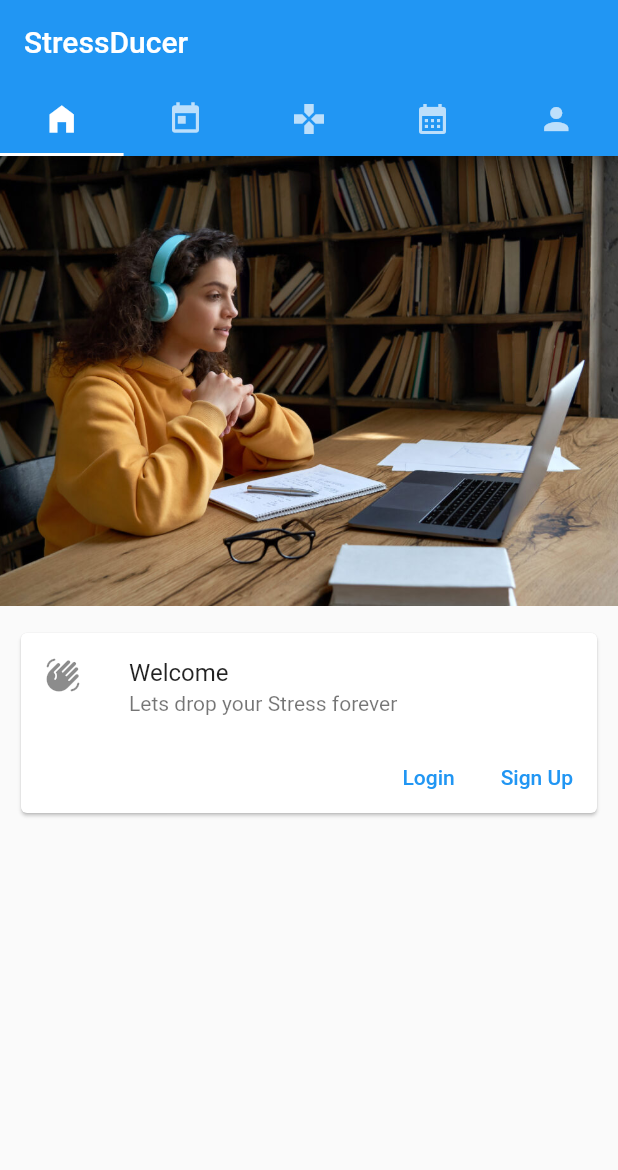
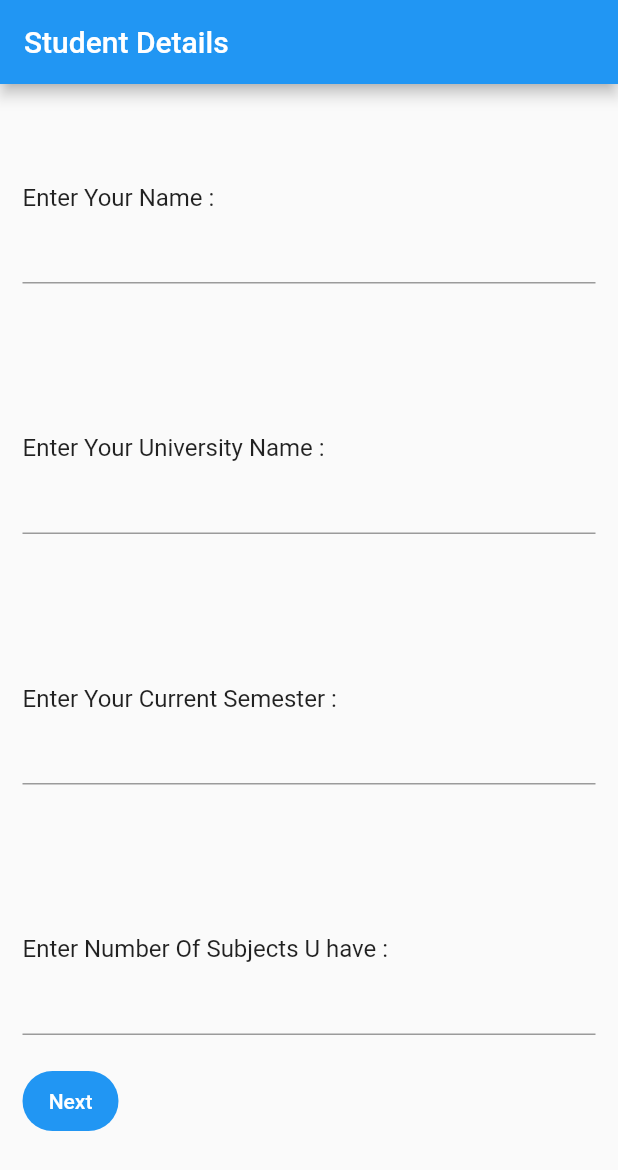
Before and after one commit to Imesh-Isuranga/StressDucer, a Flutter app: the screen it shows after launch, on a phone screen of 412 x 824 dp. Shown: the top 1170 px of the screen. Run offline on Flutter 3.47's test engine with Material 2 defaults, Android fonts, the phone set to English and light mode, and no system bars; our stand-ins replace cloud_firestore, firebase_core; accounts and stored records are empty.

Commit message:
Created Student database on Firebase

```diff
--- /dev/null
+++ b/lib/student/StudentDetailsSecond.dart
@@ -0,0 +1,68 @@
+import 'package:flutter/material.dart';
+import 'package:stress_ducer/student/model/studentFirstModel.dart';
+import 'package:stress_ducer/student/remote_data_source/studentDataBase.dart';
+
+class StudentDetailsSecond extends StatefulWidget {
+  const StudentDetailsSecond(this.studentFirstModel, {super.key});
+
+  final StudentFirstModel studentFirstModel;
+  @override
+  State<StudentDetailsSecond> createState() => _StudentDetailsSecondState();
+}
+
+class _StudentDetailsSecondState extends State<StudentDetailsSecond> {
+  final TextEditingController controllerStudentSubjects =
+      TextEditingController();
+  final TextEditingController controllerStudentPriority =
+      TextEditingController();
+
+  @override
+  Widget build(BuildContext context) {
+    final _authDataBase = dataAuthServices();
+
+    return MaterialApp(
+      home: Scaffold(
+          appBar: AppBar(
+            title: const Text("Student Details"),
+          ),
+          body: Container(
+            padding: const EdgeInsets.all(5),
+            child: Column(
+              children: [
+                const Text(
+                  "Enter subjects you have:",
+                  style: TextStyle(fontSize: 16),
+                ),
+                TextField(
+                  controller: controllerStudentSubjects,
+                ),
+                const SizedBox(
+                  height: 100,
+                ),
+                const Text(
+                  "Enter priority For subjects:",
+                  style: TextStyle(fontSize: 16),
+                ),
+                TextField(
+                  controller: controllerStudentPriority,
+                ),
+                const SizedBox(
+                  height: 100,
+                ),
+                const SizedBox(
+                  height: 20,
+                ),
+                FilledButton(
+                    onPressed: () {
+                      _authDataBase.update("iKjCeqeWyR7ZOPtIKix9",
+                          widget.studentFirstModel,
+                          controllerStudentSubjects.text,
+                          controllerStudentPriority.text);
+                    },
+                    child: const Text('Next'))
+              ],
+            ),
+          )),
+    );
+  }
+}
--- /dev/null
+++ b/lib/student/model/student.dart
@@ -0,0 +1,39 @@
+import 'package:cloud_firestore/cloud_firestore.dart';
+
+class Student {
+  Student(
+      {required this.studentName,
+      required this.studentUniName,
+      required this.studentCurrentSem,
+      required this.studentNumOfSubjects,
+      required this.studentSubjects,
+      required this.studentSubjectsPriority});
+
+  final String? studentName;
+  final String? studentUniName;
+  final String? studentCurrentSem;
+  final String? studentNumOfSubjects;
+  final String? studentSubjects;
+  final String? studentSubjectsPriority;
+
+  factory Student.fromSnapshot(DocumentSnapshot snap) {
+    var snapshot = snap.data() as Map<String, dynamic>;
+
+    return Student(
+        studentName: snapshot['studentName'],
+        studentUniName: snapshot['studentUniName'],
+        studentCurrentSem: snapshot['studentCurrentSem'],
+        studentNumOfSubjects: snapshot['studentNumOfSubjects'],
+        studentSubjects: snapshot['studentSubjects'],
+        studentSubjectsPriority: snapshot['studentSubjectsPriority']);
+  }
+
+  Map<String,dynamic> toJson()=>{
+    "studentName":studentName,
+    "studentUniName":studentUniName,
+    "studentCurrentSem":studentCurrentSem,
+    "studentNumOfSubjects":studentNumOfSubjects,
+    "studentSubjects":studentSubjects,
+    "studentSubjectsPriority":studentSubjectsPriority
+  };
+}
--- /dev/null
+++ b/lib/student/model/studentFirstModel.dart
@@ -0,0 +1,13 @@
+class StudentFirstModel {
+  StudentFirstModel(
+      {required this.studentName,
+      required this.studentUniName,
+      required this.studentCurrentSem,
+      required this.studentNumOfSubjects,});
+
+  final String? studentName;
+  final String? studentUniName;
+  final String? studentCurrentSem;
+  final String studentNumOfSubjects;
+
+}
--- /dev/null
+++ b/lib/student/studentDetails.dart
@@ -0,0 +1,112 @@
+import 'package:cloud_firestore/cloud_firestore.dart';
+import 'package:flutter/material.dart';
+import 'package:stress_ducer/student/model/student.dart';
+import 'package:stress_ducer/student/model/studentFirstModel.dart';
+import 'package:stress_ducer/student/remote_data_source/studentDataBase.dart';
+
+class StudentDetails extends StatefulWidget {
+  const StudentDetails({super.key, required this.stateChange});
+
+  final Function(StudentFirstModel studentFirstModel) stateChange;
+
+  @override
+  State<StudentDetails> createState() => _StudentDetailsState();
+}
+
+class _StudentDetailsState extends State<StudentDetails> {
+  final TextEditingController controllerStudentName = TextEditingController();
+  final TextEditingController controllerStudentUniName =
+      TextEditingController();
+  final TextEditingController controllerStudentCurrentSem =
+      TextEditingController();
+  final TextEditingController controllerStudentNumOfSubjects =
+      TextEditingController();
+
+  @override
+  void initState() {
+    super.initState();
+  }
+
+  @override
+  void dispose() {
+    controllerStudentName.dispose();
+    controllerStudentUniName.dispose();
+    controllerStudentCurrentSem.dispose();
+    controllerStudentNumOfSubjects.dispose();
+    super.dispose();
+  }
+
+  @override
+  Widget build(BuildContext context) {
+    return MaterialApp(
+      home: Scaffold(
+        appBar: AppBar(
+          title: const Text("Student Details"),
+        ),
+        body: Center(
+          child: Container(
+            padding: const EdgeInsets.only(left: 15, right: 15),
+            child: SingleChildScrollView(
+              child: Column(
+                crossAxisAlignment: CrossAxisAlignment.start,
+                mainAxisAlignment: MainAxisAlignment.start,
+                children: [
+                  const Text(
+                    "Enter Your Name :",
+                    style: TextStyle(fontSize: 16),
+                  ),
+                  TextField(
+                    controller: controllerStudentName,
+                  ),
+                  const SizedBox(
+                    height: 100,
+                  ),
+                  const Text(
+                    "Enter Your University Name :",
+                    style: TextStyle(fontSize: 16),
+                  ),
+                  TextField(
+                    controller: controllerStudentUniName,
+                  ),
+                  const SizedBox(
+                    height: 100,
+                  ),
+                  const Text(
+                    "Enter Your Current Semester :",
+                    style: TextStyle(fontSize: 16),
+                  ),
+                  TextField(
+                    controller: controllerStudentCurrentSem,
+                  ),
+                  const SizedBox(
+                    height: 100,
+                  ),
+                  const Text(
+                    "Enter Number Of Subjects U have :",
+                    style: TextStyle(fontSize: 16),
+                  ),
+                  TextField(
+                    controller: controllerStudentNumOfSubjects,
+                  ),
+                  const SizedBox(
+                    height: 20,
+                  ),
+                  FilledButton(
+                      onPressed: () {
+                        widget.stateChange(StudentFirstModel(
+                            studentName: controllerStudentName.text,
+                            studentUniName: controllerStudentUniName.text,
+                            studentCurrentSem: controllerStudentCurrentSem.text,
+                            studentNumOfSubjects:
+                                controllerStudentNumOfSubjects.text));
+                      },
+                      child: const Text('Next'))
+                ],
+              ),
+            ),
+          ),
+        ),
+      ),
+    );
+  }
+}
--- /dev/null
+++ b/lib/studentWrapper.dart
@@ -0,0 +1,34 @@
+import 'package:flutter/material.dart';
+import 'package:stress_ducer/student/StudentDetailsSecond.dart';
+import 'package:stress_ducer/student/model/studentFirstModel.dart';
+import 'package:stress_ducer/student/studentDetails.dart';
+
+class StudentWrapper extends StatefulWidget {
+  const StudentWrapper({super.key});
+
+  @override
+  State<StudentWrapper> createState() => _StudentWrapperState();
+}
+
+class _StudentWrapperState extends State<StudentWrapper> {
+  late Widget currentPage;
+  late final StudentFirstModel newStudentFirstModel;
+
+
+@override
+  void initState() {
+    currentPage = StudentDetails(stateChange: switchState);
+    super.initState();
+  }
+
+  void switchState(StudentFirstModel studentFirstModel){
+    setState(() {
+      newStudentFirstModel = studentFirstModel;
+      currentPage = StudentDetailsSecond(newStudentFirstModel);
+    });
+  }
+  @override
+  Widget build(BuildContext context) {
+    return currentPage;
+  }
+}
--- a/pubspec.yaml
+++ b/pubspec.yaml
@@ -35,6 +35,9 @@ dependencies:
   # The following adds the Cupertino Icons font to your application.
   # Use with the CupertinoIcons class for iOS style icons.
   cupertino_icons: ^1.0.2
+  cloud_firestore: ^4.8.5
+  firebase_core: ^2.15.1
+  firebase_database: ^10.2.5
 
 dev_dependencies:
   flutter_test:
```
Also changed, not shown: lib/main.dart (+8 -2 lines), lib/student/remote_data_source/studentDataBase.dart (added, +81 -0 lines), lib/temp.dart (added, +93 -0 lines), pubspec.lock, 7 other files.
